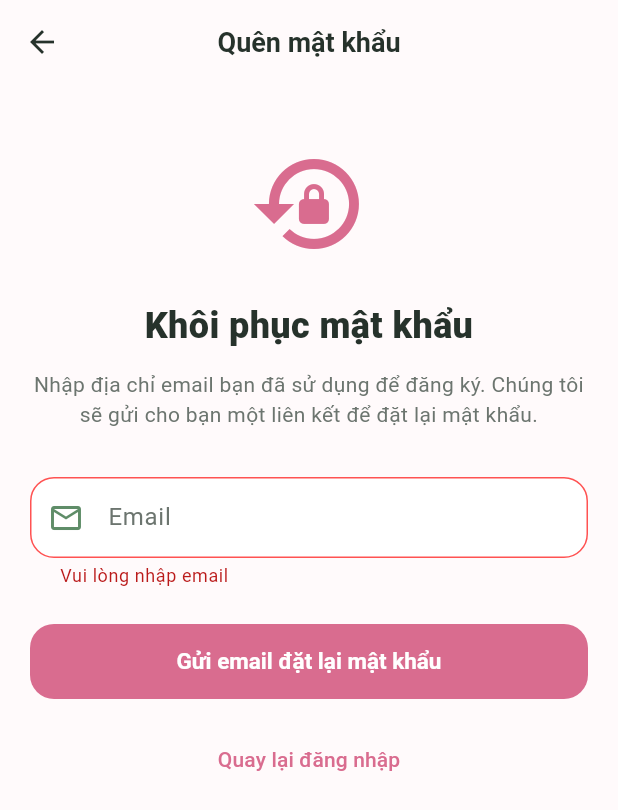
After one commit to lehongphuc-12/tupi_house, a Flutter app: the ForgotPasswordScreen screen opened directly, after a tap on "Gửi email đặt lại mật khẩu", on a phone screen of 412 x 824 dp. The commit adds this screen. Shown: the top 810 px of the screen. Run offline on Flutter 3.47's test engine with Material 3 defaults, Android fonts, the phone set to English and light mode, and no system bars; our stand-ins replace cloud_firestore, firebase_auth, firebase_core, flutter_html, google_sign_in, shared_preferences; accounts and stored records are empty; network calls fail.

Commit message:
Add forgot password and improve profile management

```diff
--- a/lib/providers/auth_provider.dart
+++ b/lib/providers/auth_provider.dart
@@ -35,8 +35,17 @@ class AuthProvider extends ChangeNotifier {
 
   bool get canChangePassword => isPasswordAccount;
 
+  /// Kiểm tra tài khoản Google đã có Email/Password provider chưa
+  bool get hasEmailPasswordProvider => isPasswordAccount;
+
+  /// Kiểm tra tài khoản Google chưa có password (chỉ có Google provider)
+  bool get needsPasswordSetup => isGoogleAccount && !isPasswordAccount;
+
   static const String googlePasswordManagedMessage =
       'Bạn đang đăng nhập bằng Google. Mật khẩu được quản lý bởi Google nên không thể đổi mật khẩu trong ứng dụng.';
+
+  static const String googleNeedsPasswordSetupMessage =
+      'Tài khoản Google của bạn chưa có mật khẩu. Bạn có thể tạo mật khẩu để đăng nhập bằng email/password.';
 
   // Khôi phục phiên đăng nhập khi mở app
   Future<void> tryAutoLogin() async {
@@ -273,10 +282,30 @@ class AuthProvider extends ChangeNotifier {
 
       return true;
     } on FirebaseAuthException catch (e) {
-      errorMessage = _handleFirebaseError(e);
+      // Xử lý các lỗi Firebase cụ thể hơn cho Google Sign-In
+      switch (e.code) {
+        case 'account-exists-with-different-credential':
+          errorMessage = 'Tài khoản đã tồn tại với phương thức đăng nhập khác.';
+          break;
+        case 'invalid-credential':
+          errorMessage = 'Thông tin đăng nhập Google không hợp lệ.';
+          break;
+        case 'operation-not-allowed':
+          errorMessage = 'Đăng nhập Google chưa được bật trong Firebase Console.';
+          break;
+        case 'user-disabled':
+          errorMessage = 'Tài khoản của bạn đã bị vô hiệu hóa.';
+          break;
+        case 'user-not-found':
+          errorMessage = 'Không tìm thấy tài khoản Google.';
+          break;
+        default:
+          errorMessage = _handleFirebaseError(e);
+      }
       return false;
     } catch (e) {
-      errorMessage = 'Đăng nhập Google thất bại: $e';
+      // Xử lý các lỗi không phải Firebase Auth
+      errorMessage = 'Đăng nhập Google thất bại. Vui lòng kiểm tra kết nối mạng và thử lại.';
       return false;
     } finally {
       isLoading = false;
@@ -387,4 +416,57 @@ class AuthProvider extends ChangeNotifier {
         return e.message ?? 'Đổi mật khẩu thất bại';
     }
   }
+
+  /// Tạo mật khẩu cho tài khoản Google (link EmailAuthProvider)
+  /// Trả về null nếu thành công, hoặc chuỗi lỗi nếu thất bại
+  Future<String?> setupPasswordForGoogleAccount({
+    required String password,
+  }) async {
+    final user = _auth.currentUser;
+    if (user == null) {
+      return 'Người dùng chưa đăng nhập';
+    }
+
+    // Kiểm tra nếu đã có password rồi thì không cần setup
+    if (hasEmailPasswordProvider) {
+      return 'Tài khoản này đã có mật khẩu';
+    }
+
+    try {
+      // Tạo credential từ email và password
+      final credential = EmailAuthProvider.credential(
+        email: user.email ?? '',
+        password: password,
+      );
+
+      // Link credential vào tài khoản hiện tại
+      await user.linkWithCredential(credential);
+
+      // Refresh user để cập nhật provider list
+      await user.reload();
+
+      return null;
+    } on FirebaseAuthException catch (e) {
+      return _handleSetupPasswordError(e);
+    } catch (e) {
+      return 'Tạo mật khẩu thất bại: $e';
+    }
+  }
+
+  String _handleSetupPasswordError(FirebaseAuthException e) {
+    switch (e.code) {
+      case 'weak-password':
+        return 'Mật khẩu quá yếu (ít nhất 6 ký tự)';
+      case 'email-already-in-use':
+        return 'Email này đã được sử dụng bởi tài khoản khác';
+      case 'invalid-email':
+        return 'Email không hợp lệ';
+      case 'requires-recent-login':
+        return 'Vui lòng đăng nhập lại trước khi thực hiện';
+      case 'credential-already-in-use':
+        return 'Mật khẩu này đã được sử dụng bởi tài khoản khác';
+      default:
+        return e.message ?? 'Tạo mật khẩu thất bại';
+    }
+  }
 }
--- /dev/null
+++ b/lib/screens/forgot_password_screen.dart
@@ -0,0 +1,212 @@
+import 'package:flutter/material.dart';
+import 'package:firebase_auth/firebase_auth.dart';
+import '../theme/app_theme.dart';
+
+class ForgotPasswordScreen extends StatefulWidget {
+  const ForgotPasswordScreen({super.key});
+
+  @override
+  State<ForgotPasswordScreen> createState() => _ForgotPasswordScreenState();
+}
+
+class _ForgotPasswordScreenState extends State<ForgotPasswordScreen> {
+  final _formKey = GlobalKey<FormState>();
+  final _emailController = TextEditingController();
+  bool _isLoading = false;
+  bool _emailSent = false;
+
+  @override
+  void dispose() {
+    _emailController.dispose();
+    super.dispose();
+  }
+
+  Future<void> _sendPasswordResetEmail() async {
+    if (!_formKey.currentState!.validate()) return;
+
+    setState(() {
+      _isLoading = true;
+    });
+
+    try {
+      await FirebaseAuth.instance.sendPasswordResetEmail(
+        email: _emailController.text.trim(),
+      );
+
+      if (!mounted) return;
+
+      setState(() {
+        _emailSent = true;
+        _isLoading = false;
+      });
+
+      // Show success dialog
+      await showDialog(
+        context: context,
+        builder: (context) => AlertDialog(
+          title: const Row(
+            children: [
+              Icon(Icons.check_circle, color: AppColors.pastelGreenDark),
+              SizedBox(width: 8),
+              Text('Thành công'),
+            ],
+          ),
+          content: const Text(
+            'Email đặt lại mật khẩu đã được gửi.\nVui lòng kiểm tra hộp thư.',
+          ),
+          actions: [
+            TextButton(
+              onPressed: () {
+                Navigator.of(context).pop();
+                Navigator.of(context).pop();
+              },
+              child: const Text('OK'),
+            ),
+          ],
+        ),
+      );
+    } on FirebaseAuthException catch (e) {
+      if (!mounted) return;
+
+      setState(() {
+        _isLoading = false;
+      });
+
+      String errorMessage;
+      switch (e.code) {
+        case 'user-not-found':
+          errorMessage = 'Email này không tồn tại trong hệ thống.';
+          break;
+        case 'invalid-email':
+          errorMessage = 'Email không hợp lệ.';
+          break;
+        case 'too-many-requests':
+          errorMessage = 'Quá nhiều yêu cầu. Vui lòng thử lại sau.';
+          break;
+        case 'network-request-failed':
+          errorMessage = 'Lỗi mạng. Vui lòng kiểm tra kết nối internet.';
+          break;
+        default:
+          errorMessage = e.message ?? 'Đã xảy ra lỗi. Vui lòng thử lại.';
+      }
+
+      ScaffoldMessenger.of(context).showSnackBar(
+        SnackBar(
+          content: Text(errorMessage),
+          backgroundColor: Colors.redAccent,
+        ),
+      );
+    } catch (e) {
+      if (!mounted) return;
+
+      setState(() {
+        _isLoading = false;
+      });
+
+      ScaffoldMessenger.of(context).showSnackBar(
+        const SnackBar(
+          content: Text('Đã xảy ra lỗi. Vui lòng thử lại.'),
+          backgroundColor: Colors.redAccent,
+        ),
+      );
+    }
+  }
+
+  @override
+  Widget build(BuildContext context) {
+    return Scaffold(
+      appBar: AppBar(
+        title: const Text('Quên mật khẩu'),
+        elevation: 0,
+      ),
+      body: SafeArea(
+        child: SingleChildScrollView(
+          padding: const EdgeInsets.all(20),
+          child: Form(
+            key: _formKey,
+            child: Column(
+              crossAxisAlignment: CrossAxisAlignment.stretch,
+              children: [
+                const SizedBox(height: 20),
+                // Icon
+                const Icon(
+                  Icons.lock_reset,
+                  size: 80,
+                  color: AppColors.pastelPinkDark,
+                ),
+                const SizedBox(height: 24),
+                // Title
+                const Text(
+                  'Khôi phục mật khẩu',
+                  textAlign: TextAlign.center,
+                  style: TextStyle(
+                    fontSize: 24,
+                    fontWeight: FontWeight.w800,
+                    color: AppColors.ink,
+                  ),
+                ),
+                const SizedBox(height: 12),
+                const Text(
+                  'Nhập địa chỉ email bạn đã sử dụng để đăng ký. Chúng tôi sẽ gửi cho bạn một liên kết để đặt lại mật khẩu.',
+                  textAlign: TextAlign.center,
+                  style: TextStyle(
+                    color: AppColors.muted,
+                    height: 1.4,
+                  ),
+                ),
+                const SizedBox(height: 32),
+                // Email field
+                TextFormField(
+                  controller: _emailController,
+                  keyboardType: TextInputType.emailAddress,
+                  textInputAction: TextInputAction.done,
+                  autocorrect: false,
+                  enableSuggestions: false,
+                  decoration: const InputDecoration(
+                    labelText: 'Email',
+                    prefixIcon: Icon(Icons.email_outlined),
+                    hintText: 'Nhập email của bạn',
+                  ),
+                  validator: (v) {
+                    if (v == null || v.trim().isEmpty) {
+                      return 'Vui lòng nhập email';
+                    }
+                    final regex = RegExp(r'^[\w\.\-]+@[\w\-]+\.[\w\.\-]+$');
+                    if (!regex.hasMatch(v.trim())) {
+                      return 'Email không hợp lệ';
+                    }
+                    return null;
+                  },
+                  onFieldSubmitted: (_) => _sendPasswordResetEmail(),
+                ),
+                const SizedBox(height: 24),
+                // Submit button
+                ElevatedButton(
+                  onPressed: _isLoading ? null : _sendPasswordResetEmail,
+                  child: _isLoading
+                      ? const SizedBox(
+                          height: 20,
+                          width: 20,
+                          child: CircularProgressIndicator(
+                            color: Colors.white,
+                            strokeWidth: 2,
+                          ),
+                        )
+                      : const Text('Gửi email đặt lại mật khẩu'),
+                ),
+                const SizedBox(height: 16),
+                // Back to login
+                TextButton(
+                  onPressed: () {
+                    Navigator.of(context).pop();
+                  },
+                  child: const Text('Quay lại đăng nhập'),
+                ),
+              ],
+            ),
+          ),
+        ),
+      ),
+    );
+  }
+}
```
Also changed, not shown: lib/screens/login_screen.dart (+13 -1 lines), lib/screens/profile/change_password_screen.dart (+92 -14 lines), lib/screens/profile/edit_profile_screen.dart (+14 -3 lines), lib/screens/profile/profile_screen.dart (+4 -19 lines).
